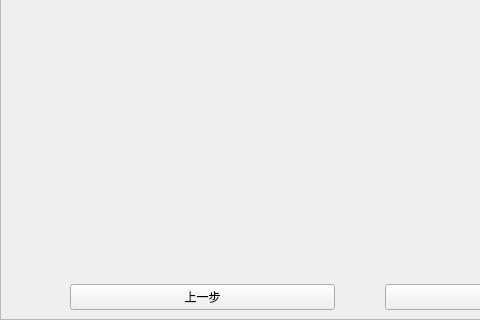
First picture: the form in GuideFrame/guideframe.ui, repository truelv/qt_obj, before the edit; both pictures show x 0 to 480 and y 960 to 1280 of the 720 by 1280 pixel window.
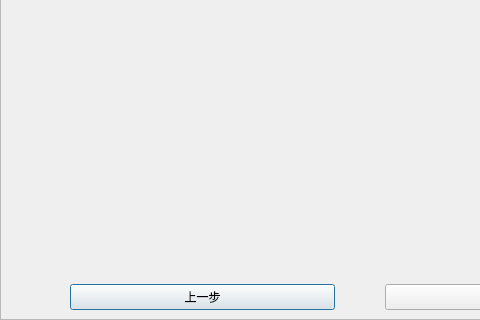
Second picture: the form after the edit.

What changed in the file:
```diff
--- a/GuideFrame/guideframe.ui
+++ b/GuideFrame/guideframe.ui
@@ -1,7 +1,7 @@
 <?xml version="1.0" encoding="UTF-8"?>
 <ui version="4.0">
  <class>GuideFrame</class>
- <widget class="QWidget" name="GuideFrame">
+ <widget class="QDialog" name="GuideFrame">
   <property name="geometry">
    <rect>
     <x>0</x>
```
